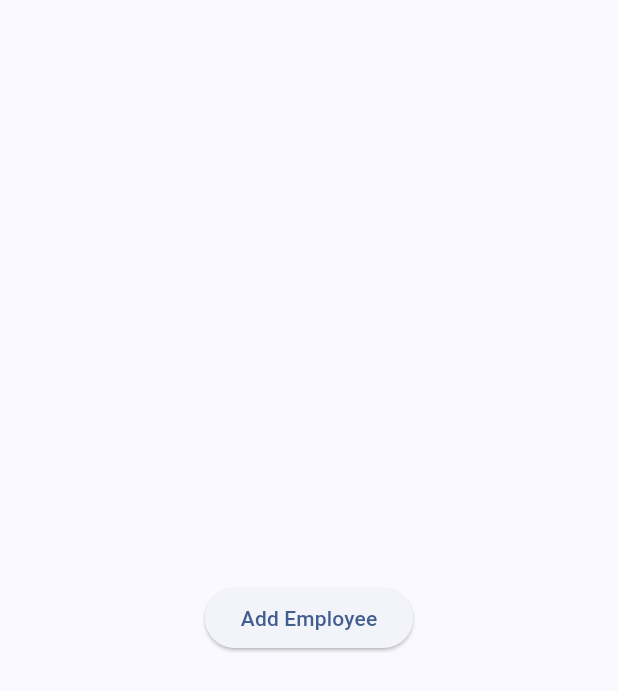
After one commit to siddharth7247/get-x-demo, a Flutter app: the screen it shows after launch, after a tap on an icon or button, on a phone screen of 412 x 824 dp. The commit adds this screen. Shown: the top 691 px of the screen. Run offline on Flutter 3.47's test engine with Material 3 defaults, Android fonts, the light colour scheme and no system bars; our stand-ins replace event_bus, get.

Commit message:
event bus implemented

```diff
--- a/lib/controller/counter_screen_controller.dart
+++ b/lib/controller/counter_screen_controller.dart
@@ -1,10 +1,10 @@
 import 'package:get/get.dart';
 
-class CounterScreenController extends GetxController{
+class CounterScreenController extends GetxController {
   RxInt counter = 0.obs;
 
-  increment(){
-    counter.value ++;
+  increment() {
+    counter.value++;
     print("Counter ${counter.value}");
   }
 }
--- /dev/null
+++ b/lib/utils/increment_event.dart
@@ -0,0 +1,5 @@
+class IncrementEvent {
+  final int incrementValue;
+  final int index;
+  IncrementEvent(this.incrementValue, this.index);
+}
--- a/lib/views/event_bus_demo.dart
+++ b/lib/views/event_bus_demo.dart
@@ -1,7 +1,49 @@
+import 'dart:developer';
+
 import 'package:flutter/material.dart';
+import 'package:get/get.dart';
+import 'package:getx_demo/services/event_bus_services.dart';
+import 'package:getx_demo/utils/increment_event.dart';
+import 'package:getx_demo/views/event_fire.dart';
 
-class EventBusDemo extends StatelessWidget {
+class EventBusDemo extends StatefulWidget {
   const EventBusDemo({super.key});
+
+  @override
+  State<EventBusDemo> createState() => _EventBusDemoState();
+}
+
+class _EventBusDemoState extends State<EventBusDemo> {
+  int counter1 = 0;
+  int counter2 = 0;
+  int counter3 = 0;
+  int counter4 = 0;
+  @override
+  void initState() {
+    super.initState();
+    EventBusService.eventBus.on<IncrementEvent>().listen((event) {
+      setState(() {
+        switch (event.index) {
+          case 1:
+            {
+              counter1 = event.incrementValue;
+            }
+          case 2:
+            {
+              counter2 = event.incrementValue;
+            }
+          case 3:
+            {
+              counter3 = event.incrementValue;
+            }
+          case 4:
+            {
+              counter4 = event.incrementValue;
+            }
+        }
+      });
+    });
+  }
 
   @override
   Widget build(BuildContext context) {
@@ -14,42 +56,63 @@ class EventBusDemo extends StatelessWidget {
         crossAxisSpacing: 10.0,
         mainAxisSpacing: 10.0,
         shrinkWrap: true,
-        children:  [
+        children: [
           InkWell(
-            onTap: (){},
+            onTap: () => Get.to(EventFireScreen(
+              counter: counter1,
+              index: 1,
+            )),
             child: Card(
               child: ListTile(
                 leading: CircleAvatar(
-                  child: Text('1'),
+                  child: Text(counter1.toString()),
                 ),
-                title: Text('Total Employee'),
+                title: const Text('Total Employee'),
               ),
             ),
           ),
-          Card(
+          InkWell(
+            onTap: () => Get.to(EventFireScreen(
+              counter: counter2,
+              index: 2,
+            )),
+            child: Card(
               child: ListTile(
                 leading: CircleAvatar(
-                child: Text('1'),
+                  child: Text(counter2.toString()),
                 ),
-              title: Text('Total Employee'),
+                title: const Text('Total Employee'),
               ),
             ),
-          Card(
+          ),
+          InkWell(
+            onTap: () => Get.to(EventFireScreen(
+              counter: counter3,
+              index: 3,
+            )),
+            child: Card(
               child: ListTile(
                 leading: CircleAvatar(
-                child: Text('1'),
+                  child: Text(counter3.toString()),
                 ),
-              title: Text('Total Employee'),
+                title: const Text('Total Employee'),
               ),
             ),
-          Card(
+          ),
+          InkWell(
+            onTap: () => Get.to(EventFireScreen(
+              counter: counter4,
+              index: 4,
+            )),
+            child: Card(
               child: ListTile(
                 leading: CircleAvatar(
-                child: Text('1'),
+                  child: Text(counter4.toString()),
                 ),
-              title: Text('Total Employee'),
+                title: const Text('Total Employee'),
               ),
-          )
+            ),
+          ),
         ],
       ),
     );
--- /dev/null
+++ b/lib/views/event_fire.dart
@@ -0,0 +1,29 @@
+import 'package:flutter/material.dart';
+import 'package:get/get.dart';
+import 'package:getx_demo/services/event_bus_services.dart';
+import 'package:getx_demo/utils/increment_event.dart';
+
+class EventFireScreen extends StatelessWidget {
+  EventFireScreen({super.key, required this.counter, required this.index});
+  int counter;
+  final int index;
+  @override
+  Widget build(BuildContext context) {
+    return Scaffold(
+      body: Center(
+        child: Column(
+          mainAxisAlignment: MainAxisAlignment.center,
+          children: [
+            ElevatedButton(
+                onPressed: () {
+                  counter++;
+                  EventBusService.eventBus.fire(IncrementEvent(counter, index));
+                  Get.back();
+                },
+                child: const Text('Add Employee'))
+          ],
+        ),
+      ),
+    );
+  }
+}
```
Lines whose indentation alone changed are shown as unchanged.
